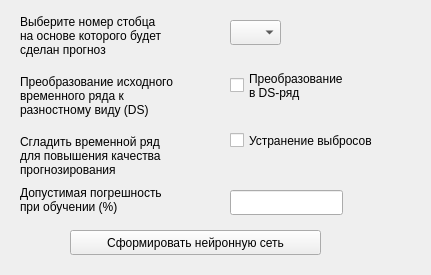
First picture: the form in server/src/widgets/createnetwork.ui, repository glebmillenium/forecasting-financial-time-series, before the edit.
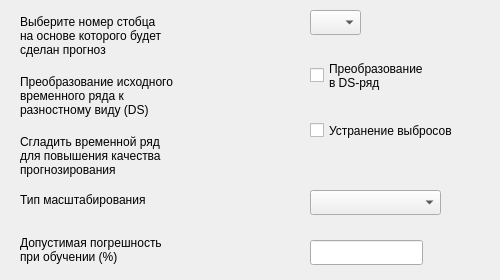
Second picture: the form after the edit.

```diff
--- a/server/src/widgets/createnetwork.ui
+++ b/server/src/widgets/createnetwork.ui
@@ -6,8 +6,8 @@
    <rect>
     <x>0</x>
     <y>0</y>
-    <width>431</width>
-    <height>275</height>
+    <width>500</width>
+    <height>280</height>
    </rect>
   </property>
   <property name="windowTitle">
@@ -16,8 +16,8 @@
   <widget class="QCheckBox" name="checkBox">
    <property name="geometry">
     <rect>
-     <x>230</x>
-     <y>60</y>
+     <x>310</x>
+     <y>50</y>
      <width>141</width>
      <height>51</height>
     </rect>
@@ -30,8 +30,8 @@
   <widget class="QComboBox" name="comboBox">
    <property name="geometry">
     <rect>
-     <x>230</x>
-     <y>20</y>
+     <x>310</x>
+     <y>10</y>
      <width>51</width>
      <height>25</height>
     </rect>
@@ -70,8 +70,8 @@
   <widget class="QCheckBox" name="checkBox_2">
    <property name="geometry">
     <rect>
-     <x>230</x>
-     <y>130</y>
+     <x>310</x>
+     <y>120</y>
      <width>181</width>
      <height>21</height>
     </rect>
@@ -83,8 +83,8 @@
   <widget class="QLineEdit" name="lineEdit">
    <property name="geometry">
     <rect>
-     <x>230</x>
-     <y>190</y>
+     <x>310</x>
+     <y>240</y>
      <width>113</width>
      <height>25</height>
     </rect>
@@ -94,7 +94,7 @@
    <property name="geometry">
     <rect>
      <x>20</x>
-     <y>180</y>
+     <y>230</y>
      <width>191</width>
      <height>41</height>
     </rect>
@@ -103,19 +103,6 @@
     <string>&lt;html&gt;&lt;head/&gt;&lt;body&gt;&lt;p&gt;Допустимая погрешность&lt;br&gt;при обучении (%)&lt;/p&gt;&lt;/body&gt;&lt;/html&gt;</string>
    </property>
   </widget>
-  <widget class="QPushButton" name="pushButton">
-   <property name="geometry">
-    <rect>
-     <x>70</x>
-     <y>230</y>
-     <width>251</width>
-     <height>25</height>
-    </rect>
-   </property>
-   <property name="text">
-    <string>Сформировать нейронную сеть</string>
-   </property>
-  </widget>
   <widget class="QLabel" name="label_4">
    <property name="geometry">
     <rect>
@@ -131,6 +118,29 @@
 прогнозирования</string>
    </property>
   </widget>
+  <widget class="QLabel" name="label_5">
+   <property name="geometry">
+    <rect>
+     <x>20</x>
+     <y>190</y>
+     <width>191</width>
+     <height>20</height>
+    </rect>
+   </property>
+   <property name="text">
+    <string>Тип масштабирования</string>
+   </property>
+  </widget>
+  <widget class="QComboBox" name="scale">
+   <property name="geometry">
+    <rect>
+     <x>310</x>
+     <y>190</y>
+     <width>131</width>
+     <height>25</height>
+    </rect>
+   </property>
+  </widget>
  </widget>
  <resources/>
  <connections/>
```
Left out of the diff: 4 changed lines with no effect on the pictures.
